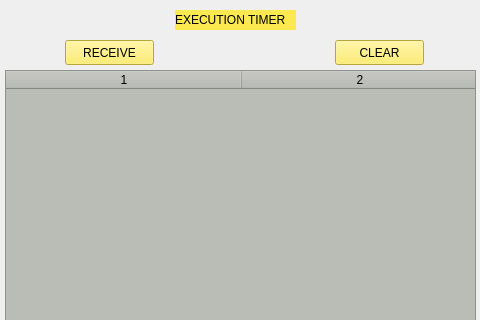
simsekonur/StaticLibraryAppTraining, file ExecutionTimerFinalVersion/ExecutionTimerInterface/FirstQTProject/mainwindow.ui: the form before one commit; both pictures show x 165 to 645 and y 0 to 320 of the 800 by 600 pixel window.
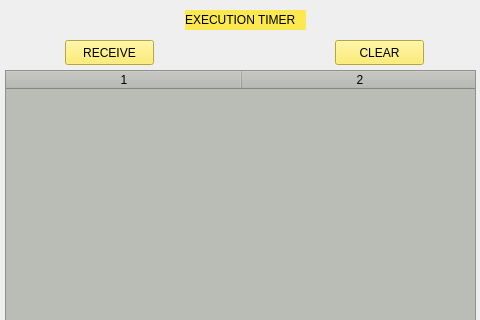
The form after the commit.

Patch:
```diff
--- a/ExecutionTimerFinalVersion/ExecutionTimerInterface/FirstQTProject/mainwindow.ui
+++ b/ExecutionTimerFinalVersion/ExecutionTimerInterface/FirstQTProject/mainwindow.ui
@@ -60,7 +60,7 @@
    <widget class="QLabel" name="label">
     <property name="geometry">
      <rect>
-      <x>340</x>
+      <x>350</x>
       <y>10</y>
       <width>121</width>
       <height>20</height>
```
